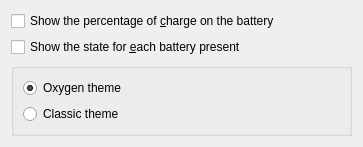
mgottschlag/kwin-tiling, file plasma/applets/battery/batteryConfig.ui: the form before one commit.
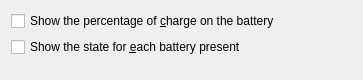
The form after the commit. Custom widgets are drawn as their Qt base class.

Commit message: Removed theme chooser.

Patch:
```diff
--- a/plasma/applets/battery/batteryConfig.ui
+++ b/plasma/applets/battery/batteryConfig.ui
@@ -6,7 +6,7 @@
     <x>0</x>
     <y>0</y>
     <width>363</width>
-    <height>134</height>
+    <height>80</height>
    </rect>
   </property>
   <property name="windowTitle" >
@@ -15,7 +15,7 @@
   <property name="accessibleName" >
    <string>Configure Battery Monitor</string>
   </property>
-  <layout class="QVBoxLayout" >
+  <layout class="QVBoxLayout" name="verticalLayout" >
    <item>
     <widget class="QCheckBox" name="showBatteryStringCheckBox" >
      <property name="toolTip" >
@@ -37,38 +37,20 @@
     </widget>
    </item>
    <item>
-    <widget class="KButtonGroup" name="styleGroup" >
-     <layout class="QVBoxLayout" >
-      <item>
-       <widget class="QRadioButton" name="oxygenBattery" >
-        <property name="text" >
-         <string>Oxygen theme</string>
-        </property>
-        <property name="checked" >
-         <bool>true</bool>
-        </property>
-       </widget>
-      </item>
-      <item>
-       <widget class="QRadioButton" name="classicBattery" >
-        <property name="text" >
-         <string>Classic theme</string>
-        </property>
-       </widget>
-      </item>
-     </layout>
-    </widget>
+    <spacer name="verticalSpacer" >
+     <property name="orientation" >
+      <enum>Qt::Vertical</enum>
+     </property>
+     <property name="sizeHint" stdset="0" >
+      <size>
+       <width>20</width>
+       <height>15</height>
+      </size>
+     </property>
+    </spacer>
    </item>
   </layout>
  </widget>
- <customwidgets>
-  <customwidget>
-   <class>KButtonGroup</class>
-   <extends>QGroupBox</extends>
-   <header>kbuttongroup.h</header>
-   <container>1</container>
-  </customwidget>
- </customwidgets>
  <resources/>
  <connections/>
 </ui>
```
